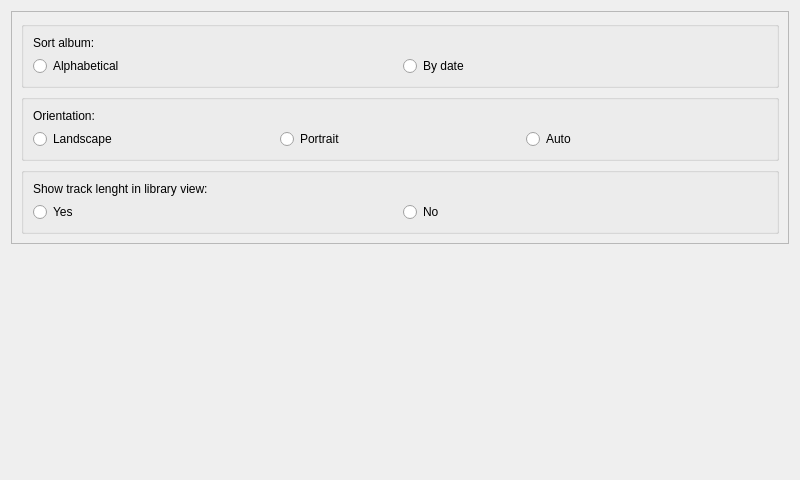
niktischenko/someplayer, file src/ui/settingsdialog.ui: the form before one commit.
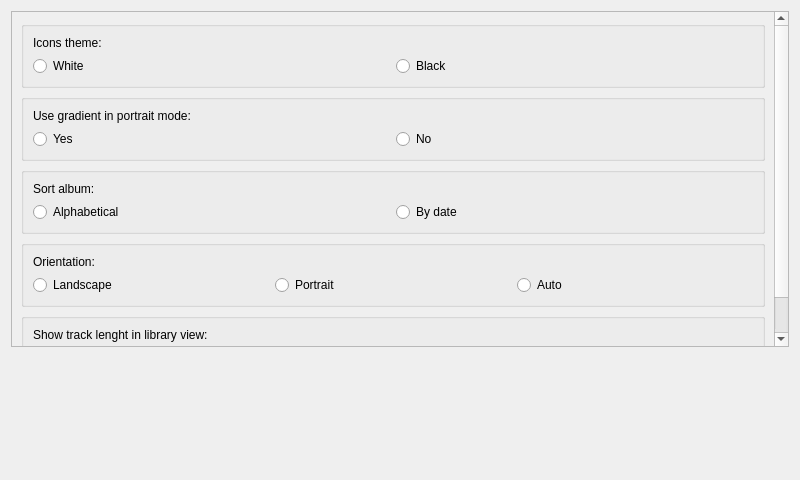
The form after the commit.

Commit message: Black icons came back Improved UI Enhanced performance

The edit to the form file:
```diff
--- a/src/ui/settingsdialog.ui
+++ b/src/ui/settingsdialog.ui
@@ -26,11 +26,79 @@
          <rect>
           <x>0</x>
           <y>0</y>
-          <width>776</width>
-          <height>296</height>
+          <width>760</width>
+          <height>367</height>
          </rect>
         </property>
         <layout class="QVBoxLayout" name="verticalLayout_6">
+         <item>
+          <widget class="QGroupBox" name="groupBox">
+           <property name="title">
+            <string/>
+           </property>
+           <layout class="QVBoxLayout" name="verticalLayout_2">
+            <item>
+             <widget class="QLabel" name="label">
+              <property name="text">
+               <string>Icons theme:</string>
+              </property>
+             </widget>
+            </item>
+            <item>
+             <layout class="QHBoxLayout" name="horizontalLayout">
+              <item>
+               <widget class="QRadioButton" name="iconsWButton">
+                <property name="text">
+                 <string>White</string>
+                </property>
+               </widget>
+              </item>
+              <item>
+               <widget class="QRadioButton" name="iconstBButton">
+                <property name="text">
+                 <string>Black</string>
+                </property>
+               </widget>
+              </item>
+             </layout>
+            </item>
+           </layout>
+          </widget>
+         </item>
+         <item>
+          <widget class="QGroupBox" name="groupBox_4">
+           <property name="title">
+            <string/>
+           </property>
+           <layout class="QVBoxLayout" name="verticalLayout_7">
+            <item>
+             <widget class="QLabel" name="label_5">
+              <property name="text">
+               <string>Use gradient in portrait mode:</string>
+              </property>
+             </widget>
+            </item>
+            <item>
+             <layout class="QHBoxLayout" name="horizontalLayout_6">
+              <item>
+               <widget class="QRadioButton" name="gradientYButton">
+                <property name="text">
+                 <string>Yes</string>
+                </property>
+               </widget>
+              </item>
+              <item>
+               <widget class="QRadioButton" name="gradientNButton">
+                <property name="text">
+                 <string>No</string>
+                </property>
+               </widget>
+              </item>
+             </layout>
+            </item>
+           </layout>
+          </widget>
+         </item>
          <item>
           <widget class="QGroupBox" name="albumSortingGroupBox">
            <property name="enabled">
```
The commit also changes 48 other files.
